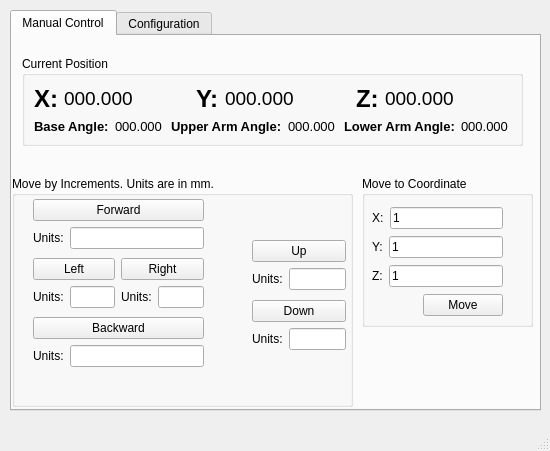
Old version of the form DobotMainUI.ui in the repository maxosprojects/open-dobot-gui.
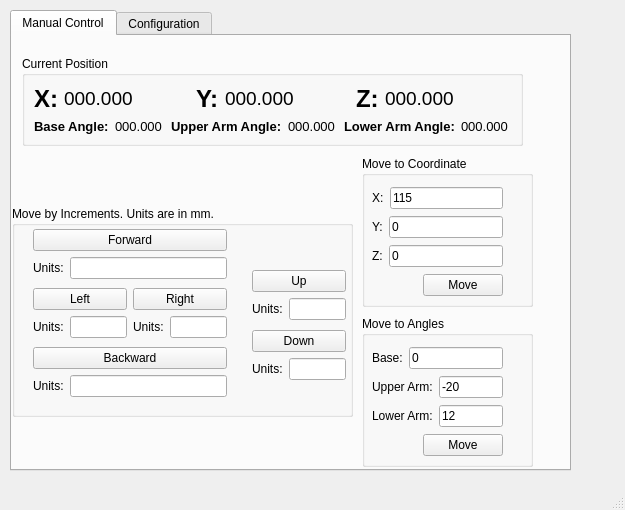
New version of the form.

The edit to the form file:
```diff
--- a/DobotMainUI.ui
+++ b/DobotMainUI.ui
@@ -6,8 +6,8 @@
    <rect>
     <x>0</x>
     <y>0</y>
-    <width>550</width>
-    <height>451</height>
+    <width>625</width>
+    <height>510</height>
    </rect>
   </property>
   <property name="windowTitle">
@@ -22,8 +22,8 @@
      <rect>
       <x>10</x>
       <y>10</y>
-      <width>531</width>
-      <height>401</height>
+      <width>561</width>
+      <height>461</height>
      </rect>
     </property>
     <property name="currentIndex">
@@ -37,9 +37,9 @@
       <property name="geometry">
        <rect>
         <x>0</x>
-        <y>140</y>
+        <y>170</y>
         <width>341</width>
-        <height>231</height>
+        <height>211</height>
        </rect>
       </property>
       <property name="title">
@@ -119,12 +119,12 @@
         </item>
        </layout>
       </widget>
-      <widget class="QWidget" name="">
+      <widget class="QWidget" name="layoutWidget">
        <property name="geometry">
         <rect>
          <x>21</x>
          <y>20</y>
-         <width>171</width>
+         <width>194</width>
          <height>175</height>
         </rect>
        </property>
@@ -264,7 +264,7 @@
       <property name="geometry">
        <rect>
         <x>350</x>
-        <y>140</y>
+        <y>120</y>
         <width>171</width>
         <height>151</height>
        </rect>
@@ -300,7 +300,7 @@
           <item>
            <widget class="QLineEdit" name="lineEditMoveToX">
             <property name="text">
-             <string>1</string>
+             <string>115</string>
             </property>
            </widget>
           </item>
@@ -324,7 +324,7 @@
           <item>
            <widget class="QLineEdit" name="lineEditMoveToY">
             <property name="text">
-             <string>1</string>
+             <string>0</string>
             </property>
            </widget>
           </item>
@@ -348,7 +348,7 @@
           <item>
            <widget class="QLineEdit" name="lineEditMoveToZ">
             <property name="text">
-             <string>1</string>
+             <string>0</string>
             </property>
            </widget>
           </item>
@@ -528,6 +528,127 @@
        </item>
       </layout>
      </widget>
+     <widget class="QGroupBox" name="groupBox_6">
+      <property name="geometry">
+       <rect>
+        <x>350</x>
+        <y>280</y>
+        <width>171</width>
+        <height>151</height>
+       </rect>
+      </property>
+      <property name="title">
+       <string>Move to Angles</string>
+      </property>
+      <widget class="QWidget" name="layoutWidget_2">
+       <property name="geometry">
+        <rect>
+         <x>10</x>
+         <y>30</y>
+         <width>131</width>
+         <height>111</height>
+        </rect>
+       </property>
+       <layout class="QVBoxLayout" name="verticalLayout_15">
+        <item>
+         <layout class="QHBoxLayout" name="horizontalLayout_22">
+          <item>
+           <widget class="QLabel" name="label_21">
+            <property name="sizePolicy">
+             <sizepolicy hsizetype="Fixed" vsizetype="Preferred">
+              <horstretch>0</horstretch>
+              <verstretch>0</verstretch>
+             </sizepolicy>
+            </property>
+            <property name="text">
+             <string>Base:</string>
+            </property>
+           </widget>
+          </item>
+          <item>
+           <widget class="QLineEdit" name="lineEditMoveToBaseAngle">
+            <property name="text">
+             <string>0</string>
+            </property>
+           </widget>
+          </item>
+         </layout>
+        </item>
+        <item>
+         <layout class="QHBoxLayout" name="horizontalLayout_23">
+          <item>
+           <widget class="QLabel" name="label_22">
+            <property name="sizePolicy">
+             <sizepolicy hsizetype="Fixed" vsizetype="Preferred">
+              <horstretch>0</horstretch>
+              <verstretch>0</verstretch>
+             </sizepolicy>
+            </property>
+            <property name="text">
+             <string>Upper Arm:</string>
+            </property>
+           </widget>
+          </item>
+          <item>
+           <widget class="QLineEdit" name="lineEditMoveToUpperArmAngle">
+            <property name="text">
+             <string>-20</string>
+            </property>
+           </widget>
+          </item>
+         </layout>
+        </item>
+        <item>
+         <layout class="QHBoxLayout" name="horizontalLayout_24">
+          <item>
+           <widget class="QLabel" name="label_23">
+            <property name="sizePolicy">
+             <sizepolicy hsizetype="Fixed" vsizetype="Preferred">
+              <horstretch>0</horstretch>
+              <verstretch>0</verstretch>
+             </sizepolicy>
+            </property>
+            <property name="text">
+             <string>Lower Arm:</string>
+            </property>
+           </widget>
+          </item>
+          <item>
+           <widget class="QLineEdit" name="lineEditMoveToLowerArmAngle">
+            <property name="text">
+             <string>12</string>
+            </property>
+           </widget>
+          </item>
+         </layout>
+        </item>
+        <item>
+         <layout class="QHBoxLayout" name="horizontalLayout_25">
+          <item>
+           <spacer name="horizontalSpacer_5">
+            <property name="orientation">
+             <enum>Qt::Horizontal</enum>
+            </property>
+            <property name="sizeHint" stdset="0">
+             <size>
+              <width>40</width>
+              <height>20</height>
+             </size>
+            </property>
+           </spacer>
+          </item>
+          <item>
+           <widget class="QPushButton" name="pushButtonMoveToAngles">
+            <property name="text">
+             <string>Move</string>
+            </property>
+           </widget>
+          </item>
+         </layout>
+        </item>
+       </layout>
+      </widget>
+     </widget>
     </widget>
     <widget class="QWidget" name="tabConfiguration">
      <attribute name="title">
```
Left out of the diff: 5 changed lines with no effect on the pictures.
